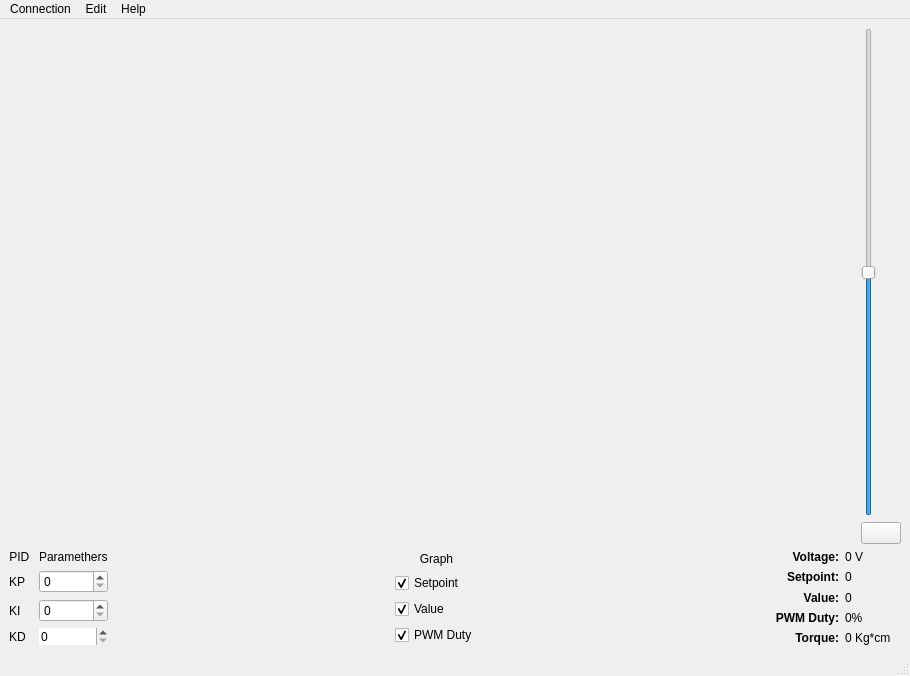
mbober1/EDrive, file Qt/uic/mainwindow.ui: the form before one commit.
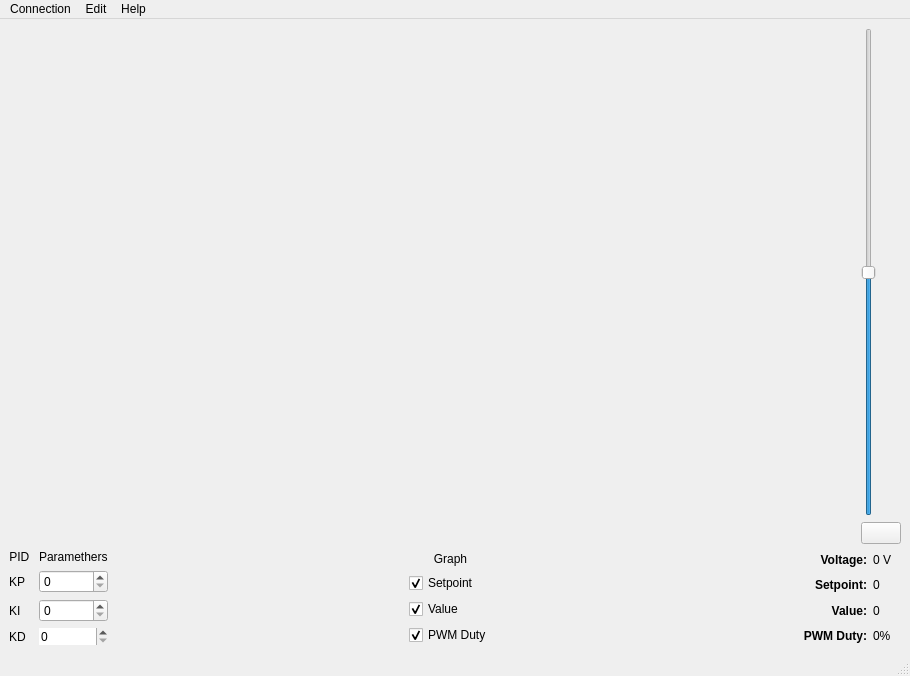
The form after the commit. Icons and pictures are not drawn.

```diff
--- a/Qt/uic/mainwindow.ui
+++ b/Qt/uic/mainwindow.ui
@@ -353,29 +353,6 @@
           </property>
          </widget>
         </item>
-        <item row="4" column="0">
-         <widget class="QLabel" name="torqueLabel">
-          <property name="font">
-           <font>
-            <weight>75</weight>
-            <bold>true</bold>
-           </font>
-          </property>
-          <property name="text">
-           <string>Torque:</string>
-          </property>
-          <property name="alignment">
-           <set>Qt::AlignRight|Qt::AlignTrailing|Qt::AlignVCenter</set>
-          </property>
-         </widget>
-        </item>
-        <item row="4" column="1">
-         <widget class="QLabel" name="torqueLabelValue">
-          <property name="text">
-           <string>0 Kg*cm</string>
-          </property>
-         </widget>
-        </item>
        </layout>
       </item>
       <item row="0" column="1">
```
Left out of the diff: 70 changed lines with no effect on the pictures.
